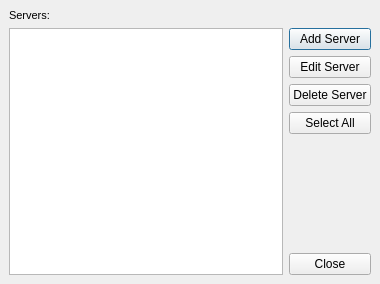
This is Qt/Components/Resources/UI/pqManageServersDialog.ui in wildmichael/ParaView3-enhancements-old as Qt 5 draws it before an edit. The edited form follows.
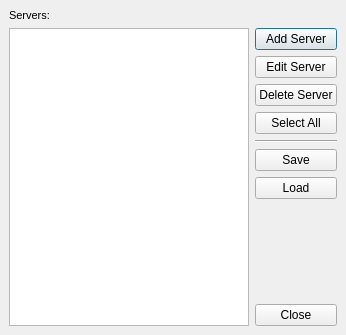
This is the edited form.

Commit message: ENH: Added Load/Save functionality to the Manage Servers dialog

What changed in the file:
```diff
--- a/Qt/Components/Resources/UI/pqManageServersDialog.ui
+++ b/Qt/Components/Resources/UI/pqManageServersDialog.ui
@@ -8,8 +8,8 @@
    <rect>
     <x>0</x>
     <y>0</y>
-    <width>380</width>
-    <height>284</height>
+    <width>346</width>
+    <height>335</height>
    </rect>
   </property>
   <property name="windowTitle" >
@@ -58,6 +58,27 @@
        </property>
       </widget>
      </item>
+     <item>
+      <widget class="Line" name="line" >
+       <property name="orientation" >
+        <enum>Qt::Horizontal</enum>
+       </property>
+      </widget>
+     </item>
+     <item>
+      <widget class="QPushButton" name="save" >
+       <property name="text" >
+        <string>Save</string>
+       </property>
+      </widget>
+     </item>
+     <item>
+      <widget class="QPushButton" name="load" >
+       <property name="text" >
+        <string>Load</string>
+       </property>
+      </widget>
+     </item>
      <item>
       <spacer>
        <property name="orientation" >
```
The commit also changes 7 other files.
